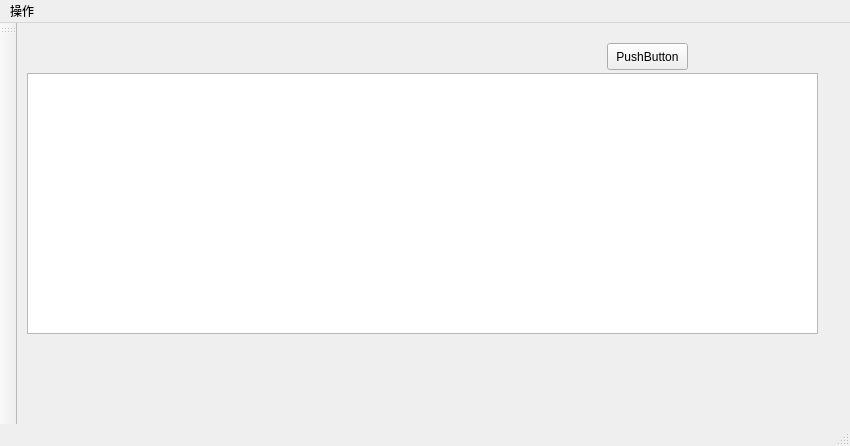
Before: the Qt Designer form src/mainwindow.ui in wegatron/dt_manage, drawn with Qt 5.
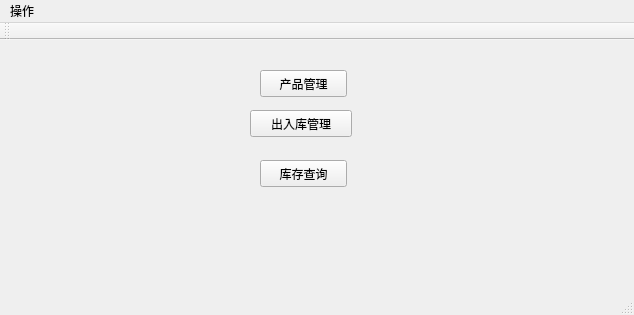
After: the same form once the commit is applied.

```diff
--- a/src/mainwindow.ui
+++ b/src/mainwindow.ui
@@ -6,61 +6,63 @@
    <rect>
     <x>0</x>
     <y>0</y>
-    <width>850</width>
-    <height>446</height>
+    <width>634</width>
+    <height>315</height>
    </rect>
   </property>
+  <property name="sizePolicy">
+   <sizepolicy hsizetype="Expanding" vsizetype="Expanding">
+    <horstretch>0</horstretch>
+    <verstretch>0</verstretch>
+   </sizepolicy>
+  </property>
   <property name="windowTitle">
    <string>MainWindow</string>
   </property>
   <widget class="QWidget" name="centralWidget">
-   <widget class="QWidget" name="widgetInOut" native="true">
+   <widget class="QPushButton" name="pushButton">
     <property name="geometry">
      <rect>
-      <x>0</x>
-      <y>0</y>
-      <width>821</width>
-      <height>321</height>
+      <x>250</x>
+      <y>70</y>
+      <width>102</width>
+      <height>27</height>
      </rect>
     </property>
-    <widget class="QTableView" name="table_inout">
-     <property name="geometry">
-      <rect>
-       <x>10</x>
-       <y>50</y>
-       <width>791</width>
-       <height>261</height>
-      </rect>
-     </property>
-    </widget>
+    <property name="text">
+     <string>出入库管理</string>
+    </property>
    </widget>
-   <widget class="QWidget" name="widgetQuery" native="true">
+   <widget class="QPushButton" name="pushButton_2">
     <property name="geometry">
      <rect>
-      <x>590</x>
-      <y>10</y>
-      <width>121</width>
-      <height>51</height>
+      <x>260</x>
+      <y>120</y>
+      <width>87</width>
+      <height>27</height>
      </rect>
     </property>
-    <widget class="QPushButton" name="pushButton">
-     <property name="geometry">
-      <rect>
-       <x>0</x>
-       <y>10</y>
-       <width>81</width>
-       <height>27</height>
-      </rect>
-     </property>
-     <property name="text">
-      <string>PushButton</string>
-     </property>
-    </widget>
+    <property name="text">
+     <string>库存查询</string>
+    </property>
+   </widget>
+   <widget class="QPushButton" name="pushButton_3">
+    <property name="geometry">
+     <rect>
+      <x>260</x>
+      <y>30</y>
+      <width>87</width>
+      <height>27</height>
+     </rect>
+    </property>
+    <property name="text">
+     <string>产品管理</string>
+    </property>
    </widget>
   </widget>
   <widget class="QToolBar" name="mainToolBar">
    <attribute name="toolBarArea">
-    <enum>LeftToolBarArea</enum>
+    <enum>TopToolBarArea</enum>
    </attribute>
    <attribute name="toolBarBreak">
     <bool>false</bool>
@@ -72,7 +74,7 @@
     <rect>
      <x>0</x>
      <y>0</y>
-     <width>850</width>
+     <width>634</width>
      <height>25</height>
     </rect>
    </property>
```
Left out of the diff: 18 changed lines with no effect on the pictures.
